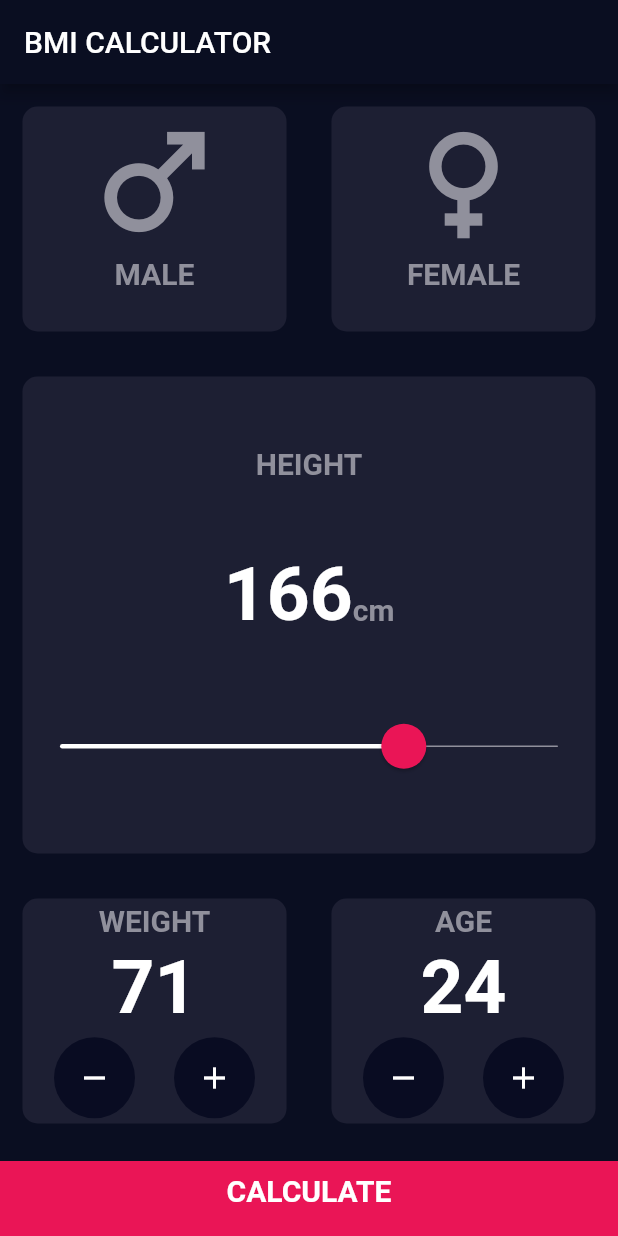
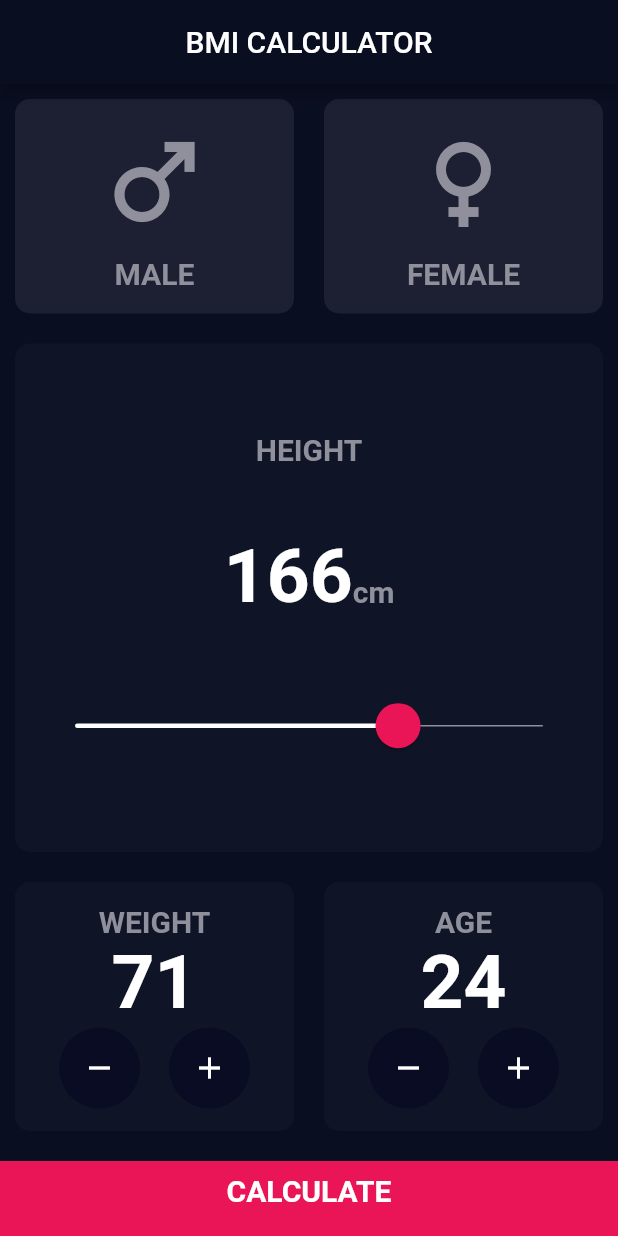
Before and after one commit to Mahfuz007/bmi-calculator, a Flutter app: the screen it shows after launch, on a phone screen of 412 x 824 dp. Run offline on Flutter 3.47's test engine with Material 2 defaults, Android fonts, the phone set to English and light mode, and no system bars.

Commit message:
added gesture detection and change ui color

```diff
--- a/lib/Screens/input_page.dart
+++ b/lib/Screens/input_page.dart
@@ -14,30 +14,40 @@ class _InputPageState extends State<InputPage> {
   int sliderValue = 166;
   int weight = 71;
   int age = 24;
+  Gender? selectedGender;
   @override
   Widget build(BuildContext context) {
     return Scaffold(
         appBar: AppBar(
-          title: const Text("BMI CALCULATOR"),
+          title: Center(child: Text(kAppTitle.toString())),
         ),
         body: Column(
           crossAxisAlignment: CrossAxisAlignment.stretch,
           mainAxisAlignment: MainAxisAlignment.spaceBetween,
           children: <Widget>[
             Row(
+              mainAxisAlignment: MainAxisAlignment.spaceBetween,
               children: <Widget>[
                 Expanded(
                   child: ReusableCard(
+                    color: selectedGender == Gender.male ? kActiveColor: kInactiveColor,
+                    onTap: () {
+                      setState(() {
+                        selectedGender = Gender.male;
+                      });
+                    },
                     child: Column(
-                      children: const <Widget>[
+                      mainAxisAlignment: MainAxisAlignment.center,
+                      children: <Widget>[
                         Icon(
                           Icons.male,
-                          size: 100.0,
-                          color: Color(0xFF90909C),
+                          size: 80.0,
+                          color: selectedGender == Gender.male ? kWhiteColor: kInactiveTitleColor,
                         ),
+                        const SizedBox(height: 10.0,),
                         Text(
-                          "MALE",
-                          style: kTitle,
+                          kMaleCardTitle.toString(),
+                          style: selectedGender == Gender.male ? kActiveTitle: kInactiveTitle,
                         )
                       ],
                     ),
@@ -45,16 +55,24 @@ class _InputPageState extends State<InputPage> {
                 ),
                 Expanded(
                   child: ReusableCard(
+                    onTap: () {
+                      setState(() {
+                        selectedGender = Gender.female;
+                      });
+                    },
+                    color: selectedGender == Gender.female ? kActiveColor: kInactiveColor,
                     child: Column(
-                      children: const <Widget>[
+                    mainAxisAlignment: MainAxisAlignment.spaceEvenly,
+                      children: <Widget>[
                         Icon(
                           Icons.female,
-                          size: 100.0,
-                          color: Color(0xFF90909C),
+                          size: 80.0,
+                          color: selectedGender == Gender.female ? kWhiteColor: kInactiveTitleColor,
                         ),
+                        const SizedBox(height: 10.0,),
                         Text(
-                          "FEMALE",
-                          style: kTitle,
+                          kFemaleCardTitle.toString(),
+                          style: selectedGender == Gender.female ? kActiveTitle: kInactiveTitle,
                         )
                       ],
                     ),
@@ -64,12 +82,14 @@ class _InputPageState extends State<InputPage> {
             ),
             Expanded(
               child: ReusableCard(
+                onTap: () {},
+                color: kActiveColor,
                 child: Column(
                   mainAxisAlignment: MainAxisAlignment.spaceEvenly,
                   children: <Widget>[
-                    const Text(
-                      "HEIGHT",
-                      style: kTitle,
+                    Text(
+                      kHeightCardTitle.toString(),
+                      style: kInactiveTitle,
                     ),
                     Row(
                       mainAxisAlignment: MainAxisAlignment.center,
@@ -80,17 +100,17 @@ class _InputPageState extends State<InputPage> {
                           sliderValue.toString(),
                           style: kLargeNumber,
                         ),
-                        const Text(
-                          "cm",
-                          style: kTitle,
+                        Text(
+                          kHeightParameterText.toString(),
+                          style: kInactiveTitle,
                         ),
                       ],
                     ),
                     SliderTheme(
                       data: const SliderThemeData(
-                        activeTrackColor: Color(0xFFFFFFFF),
-                        inactiveTrackColor: Color(0xFF90909C),
-                        thumbColor: Color(0xFFEA1556),
+                        activeTrackColor: kWhiteColor,
+                        inactiveTrackColor: kInactiveTitleColor,
+                        thumbColor: kMainFocusColor,
                         thumbShape:
                             RoundSliderThumbShape(enabledThumbRadius: 15),
                         trackHeight: 1,
@@ -117,12 +137,14 @@ class _InputPageState extends State<InputPage> {
               children: <Widget>[
                 Expanded(
                   child: ReusableCard(
+                    onTap: () {},
+                    color: kActiveColor,
                     child: Column(
                       mainAxisAlignment: MainAxisAlignment.spaceEvenly,
                       children: <Widget>[
                         Text(
                           kWeightTitle.toString(),
-                          style: kTitle,
+                          style: kInactiveTitle,
                         ),
                         Text(
                           weight.toString(),
@@ -155,12 +177,14 @@ class _InputPageState extends State<InputPage> {
                 ),
                 Expanded(
                   child: ReusableCard(
+                    onTap: () {},
+                      color: kActiveColor,
                       child: Column(
                         mainAxisAlignment: MainAxisAlignment.spaceEvenly,
                         children: <Widget>[
                           Text(
                             kAgeTitle.toString(),
-                            style: kTitle,
+                            style: kInactiveTitle,
                           ),
                           Text(
                             age.toString(),
@@ -198,10 +222,10 @@ class _InputPageState extends State<InputPage> {
               width: double.infinity,
               margin: const EdgeInsets.only(top: 10.0),
               padding: const EdgeInsets.only(bottom: 10.0),
-              color: const Color(0xFFEA1556),
-              child: const Center(
+              color: kMainFocusColor,
+              child: Center(
                 child: Text(
-                  "CALCULATE",
+                  kBottomButtonText.toString(),
                   style: kBottomButton,
                 ),
               ),
--- a/lib/Widgets/ReusableCard.dart
+++ b/lib/Widgets/ReusableCard.dart
@@ -1,20 +1,23 @@
 import 'package:flutter/material.dart';
 
 class ReusableCard extends StatelessWidget {
-  const ReusableCard({Key? key,  this.color, this.child}) : super(key: key);
-  final child;
-  final color;
+  const ReusableCard({Key? key,  required this.color, required this.child, required this.onTap}) : super(key: key);
+  final Widget child;
+  final Color color;
+  final Function() onTap;
   @override
   Widget build(BuildContext context) {
-    return Container(
-      child: child,
-      height: 150.0,
-      // width: 200.0,
-      decoration: BoxDecoration(
-        color: const Color(0xFF1D1F33),
-        borderRadius: BorderRadius.circular(10.0),
+    return GestureDetector(
+      onTap: onTap,
+      child: Container(
+        child: child,
+        decoration: BoxDecoration(
+          color: color,
+          borderRadius: BorderRadius.circular(10.0),
+        ),
+        margin: const EdgeInsets.all(10.0),
+        padding: const EdgeInsets.all(15.0)
       ),
-      margin: const EdgeInsets.all(15.0),
     );
   }
 }
--- a/lib/constants.dart
+++ b/lib/constants.dart
@@ -1,12 +1,36 @@
-import 'package:flutter/cupertino.dart';
+import 'package:flutter/material.dart';
 
+//Text values
+const kWeightTitle = "WEIGHT";
+const kAgeTitle = "AGE";
+const kAppTitle = "BMI CALCULATOR";
+const kMaleCardTitle = "MALE";
+const kFemaleCardTitle = "FEMALE";
+const kHeightCardTitle = "HEIGHT";
+const kHeightParameterText = "cm";
+const kBottomButtonText = "CALCULATE";
+
+//style values
 const kBottomButton =  TextStyle(
   fontSize: 20,
   fontWeight: FontWeight.bold,
-  color: Color(0xFFFFFFFF)
+  color: Color(0xFFFFFFFF),
 );
 
-const kTitle = TextStyle(fontSize: 20.0, fontWeight: FontWeight.bold, color: Color(0xFF90909C));
+const kInactiveTitle = TextStyle(fontSize: 20.0, fontWeight: FontWeight.bold, color: Color(0xFF90909C));
+const kActiveTitle = TextStyle(fontSize: 20.0, fontWeight: FontWeight.bold, color: Color(0xFFFFFFFF));
 const kLargeNumber = TextStyle(fontSize: 50.0, fontWeight: FontWeight.bold, color: Color(0xFFFFFFFF));
-const kWeightTitle = "WEIGHT";
-const kAgeTitle = "AGE";
+
+//Colors value
+const kPrimaryColor = Color(0xFF0A0E21);
+const kMainFocusColor = Color(0xFFEA1556);
+const kActiveColor = Color(0xFF101427);
+const kInactiveColor = Color(0xFF1D1F33);
+const kWhiteColor = Color(0xFFFFFFFF);
+const kInactiveTitleColor =  Color(0xFF90909C);
+
+//enums
+enum Gender{
+  male,
+  female
+}
--- a/lib/main.dart
+++ b/lib/main.dart
@@ -1,3 +1,4 @@
+import 'package:bmi_calculator/constants.dart';
 import 'package:flutter/material.dart';
 import 'package:bmi_calculator/Screens/input_page.dart';
 
@@ -13,10 +14,10 @@ class BMICalculator extends StatelessWidget {
   Widget build(BuildContext context) {
     return MaterialApp(
       theme: ThemeData.dark().copyWith(
-        primaryColor: const Color(0xFF0A0E21),
-        scaffoldBackgroundColor: const Color(0xFF0A0E21),
+        primaryColor: kPrimaryColor,
+        scaffoldBackgroundColor: kPrimaryColor,
         appBarTheme: const AppBarTheme(
-          backgroundColor: Color(0xFF0A0E21),
+          backgroundColor: kPrimaryColor,
         ),
       ),
       home: const InputPage(),
```
